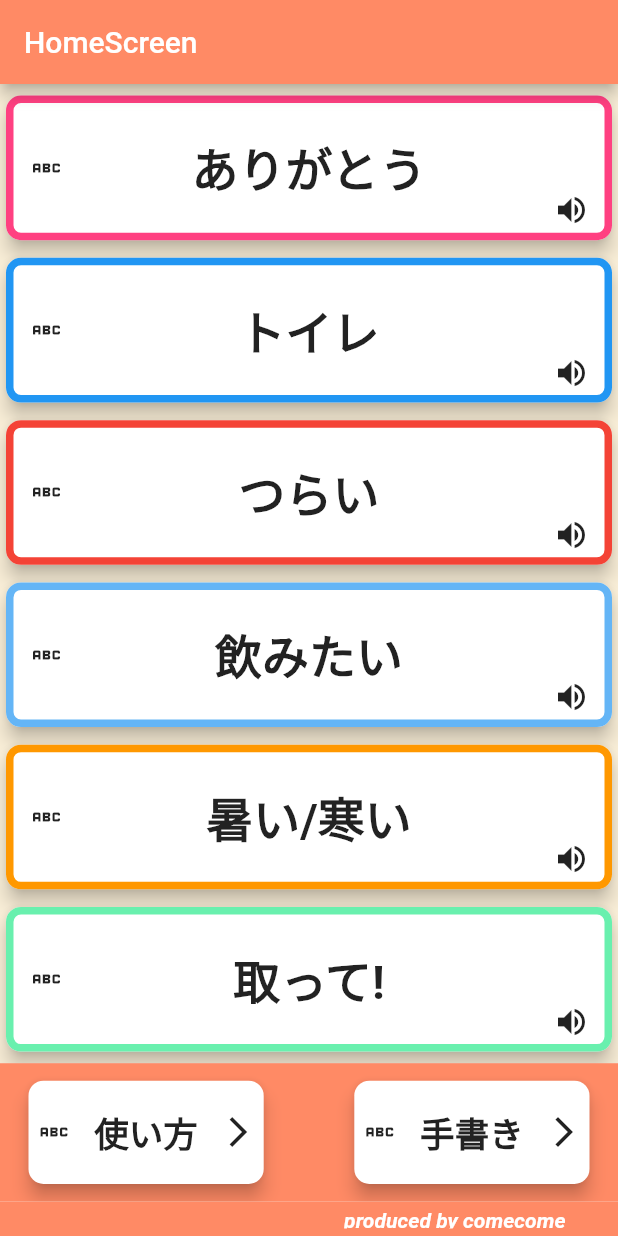
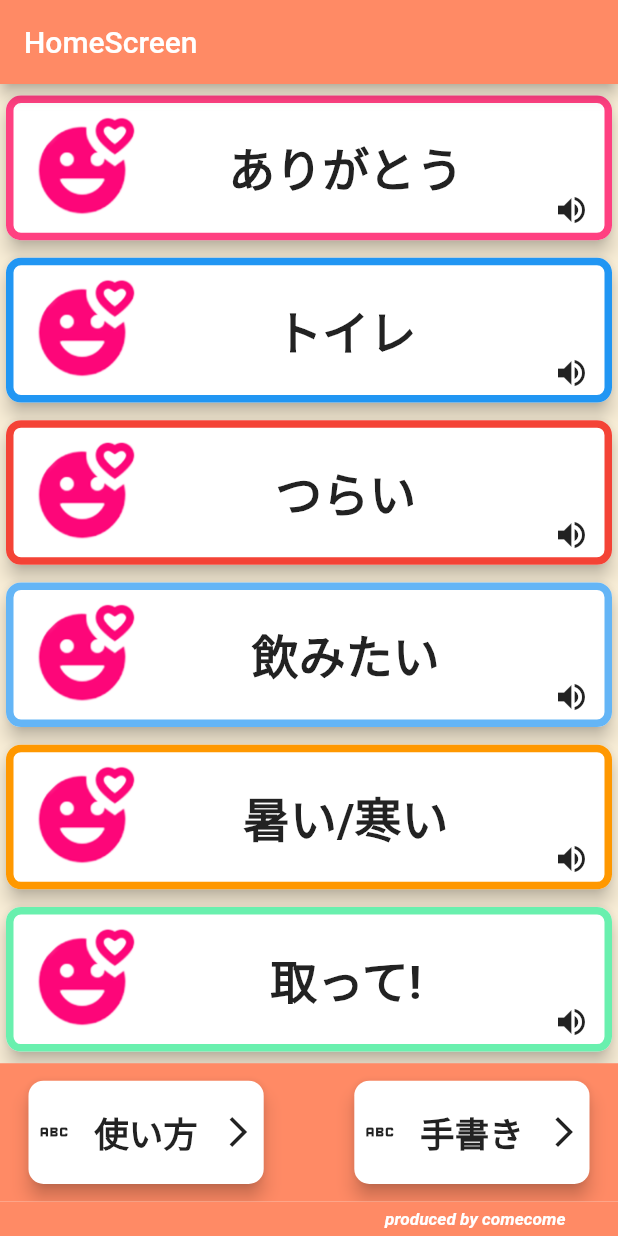
Before and after one commit to KenshinYamamoto/comecome_version2, a Flutter app: the screen it shows after launch, on a phone screen of 412 x 824 dp. Run offline on Flutter 3.47's test engine with Material 2 defaults, Android fonts, the phone set to English and light mode, and no system bars; our stand-ins replace flutter_colorpicker, flutter_tts; missing offline and left inert: painter.

Commit message:
カードを連続してタップした際に音声が止まらない点を修正

```diff
--- a/lib/models/select_color_model.dart
+++ b/lib/models/select_color_model.dart
@@ -5,7 +5,8 @@ class SelectColorModel {
     Colors.black,
     const Color.fromARGB(255, 255, 0, 0),
     const Color.fromARGB(255, 0, 0, 255),
-    const Color.fromARGB(255, 255, 255, 0),
+    // const Color.fromARGB(255, 255, 255, 0),
+    const Color.fromARGB(255, 228, 232, 0),
     const Color.fromARGB(255, 0, 255, 0),
     const Color.fromARGB(255, 255, 0, 255),
     const Color.fromARGB(255, 0, 255, 255)
--- a/lib/screens/drink_screen.dart
+++ b/lib/screens/drink_screen.dart
@@ -14,6 +14,7 @@ class DrinkScreen extends StatefulWidget {
 
 class _DrinkScreenState extends State<DrinkScreen> {
   int count = 0;
+  bool isPlaying = false;
 
   @override
   Widget build(BuildContext context) {
--- a/lib/screens/home_screen.dart
+++ b/lib/screens/home_screen.dart
@@ -38,7 +38,17 @@ class HomeScreen extends StatelessWidget {
               child: Row(
                 mainAxisAlignment: MainAxisAlignment.spaceBetween,
                 children: [
-                  const Icon(Icons.abc), // TODO 画像の表示
+                  Container(
+                    height: cardHeight * 0.7,
+                    width: cardHeight * 0.7,
+                    decoration: const BoxDecoration(
+                      image: DecorationImage(
+                        image: AssetImage(
+                            'assets/images/HomeScreen/thanks_icon.png'),
+                        fit: BoxFit.cover,
+                      ),
+                    ),
+                  ), // TODO 画像の表示
                   FittedBox(
                     child: Text(
                       titleText,
--- a/lib/widgets/bottom_tab.dart
+++ b/lib/widgets/bottom_tab.dart
@@ -2,6 +2,7 @@ import 'package:flutter/material.dart';
 
 import '../screens/home_screen.dart';
 import '../screens/memo_screen.dart';
+import './inc.dart';
 
 class BottomTab extends StatelessWidget {
   final BuildContext receivedContext;
@@ -88,24 +89,7 @@ class BottomTab extends StatelessWidget {
               ),
             ),
           ),
-          Container(
-            height: deviceHeight * 0.03,
-            color: Colors.deepOrange[300],
-            child: const Align(
-              alignment: Alignment.bottomRight,
-              child: Padding(
-                padding: EdgeInsets.symmetric(vertical: 5, horizontal: 35),
-                child: Text(
-                  'produced by comecome',
-                  style: TextStyle(
-                    color: Colors.white,
-                    fontWeight: FontWeight.bold,
-                    fontStyle: FontStyle.italic,
-                  ),
-                ),
-              ),
-            ),
-          )
+          Inc(deviceHeight: deviceHeight),
         ],
       ),
     );
--- /dev/null
+++ b/lib/widgets/inc.dart
@@ -0,0 +1,30 @@
+import 'package:flutter/material.dart';
+
+class Inc extends StatelessWidget {
+  final double deviceHeight;
+  const Inc({super.key, required this.deviceHeight});
+
+  @override
+  Widget build(BuildContext context) {
+    return Container(
+      height: deviceHeight * 0.03,
+      color: Colors.deepOrange[300],
+      child: const Align(
+        alignment: Alignment.bottomRight,
+        child: Padding(
+          padding: EdgeInsets.symmetric(vertical: 5, horizontal: 35),
+          child: FittedBox(
+            child: Text(
+              'produced by comecome',
+              style: TextStyle(
+                color: Colors.white,
+                fontWeight: FontWeight.bold,
+                fontStyle: FontStyle.italic,
+              ),
+            ),
+          ),
+        ),
+      ),
+    );
+  }
+}
--- a/lib/widgets/text_to_speech.dart
+++ b/lib/widgets/text_to_speech.dart
@@ -4,6 +4,7 @@ class TextToSpeech {
   static Future<void> speak(String speakText) async {
     final FlutterTts flutterTts = FlutterTts();
 
+    await flutterTts.stop();
     await flutterTts.setLanguage('ja-JP');
     await flutterTts.setSpeechRate(0.5);
     await flutterTts.setVolume(1.0);
--- a/pubspec.yaml
+++ b/pubspec.yaml
@@ -72,6 +72,7 @@ flutter:
     - assets/images/HomeScreen/thanks_icon.png
     - assets/images/ColdDrinkScreen/back_color02.png
     - assets/images/HealthManagementScreen/back_color03.png
+    # - assets/images/
 
     # - assets/images/HomeScreen/top_header.png
 
```
Also changed, not shown: lib/screens/memo_screen.dart (+13 -33 lines), pubspec.lock, 2 other files.
